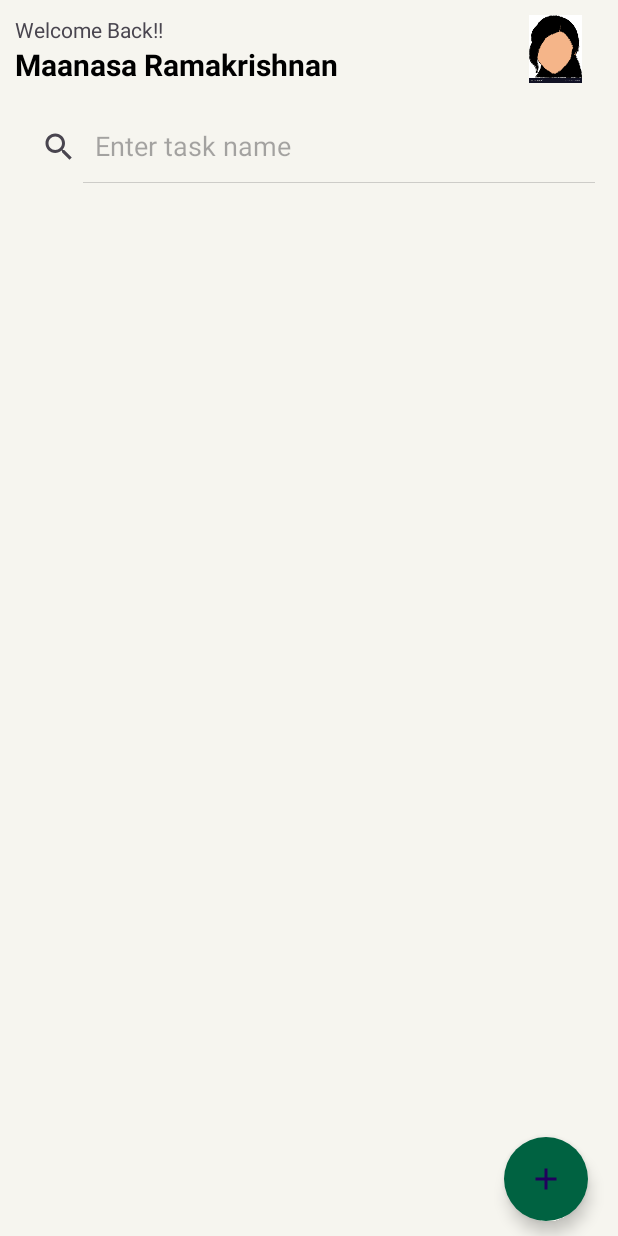
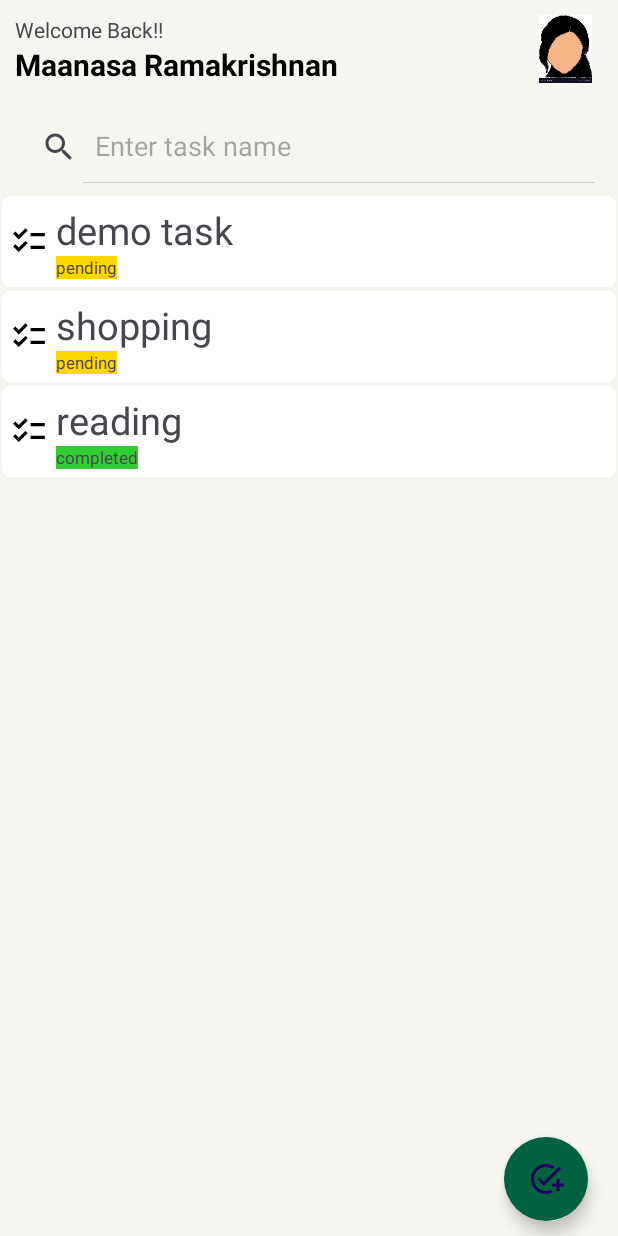
Before and after one commit to maanasa7697/Task_Hub, an Android app: the screen it shows after launch once a user with an empty profile is signed in (HomeActivity), on a phone screen of 412 x 824 dp. Run offline under Robolectric (Android 15) with nearby library versions, the phone set to English and light mode, and no system bars; our stand-ins replace Firebase (no records; nobody signed in at launch, a user with empty details on screens opened directly).

Commit message:
3rd day half

```diff
--- a/app/build.gradle.kts
+++ b/app/build.gradle.kts
@@ -49,5 +49,5 @@ dependencies {
 
     // Also add the dependency for the Google Play services library and specify its version
     implementation("com.google.android.gms:play-services-auth:21.1.1")
-
+    implementation("com.google.android.material:material:1.13.0-alpha02")
 }
--- a/app/src/main/java/com/example/task_manager/HomeActivity.java
+++ b/app/src/main/java/com/example/task_manager/HomeActivity.java
@@ -1,24 +1,41 @@
 package com.example.task_manager;
 
+import android.content.Intent;
 import android.os.Bundle;
+import android.view.View;
 
-import androidx.activity.EdgeToEdge;
 import androidx.appcompat.app.AppCompatActivity;
-import androidx.core.graphics.Insets;
-import androidx.core.view.ViewCompat;
-import androidx.core.view.WindowInsetsCompat;
+import androidx.recyclerview.widget.LinearLayoutManager;
+import androidx.recyclerview.widget.RecyclerView;
+
+import com.example.task_manager.model.TaskModel;
+
+import java.util.ArrayList;
 
 public class HomeActivity extends AppCompatActivity {
+
+    private RecyclerView taskRv;
+    private ArrayList<TaskModel> dataList = new ArrayList<>();
+    private TaskListAdapter taskListAdapter;
 
     @Override
     protected void onCreate(Bundle savedInstanceState) {
         super.onCreate(savedInstanceState);
-        EdgeToEdge.enable(this);
         setContentView(R.layout.activity_home);
-        ViewCompat.setOnApplyWindowInsetsListener(findViewById(R.id.main), (v, insets) -> {
-            Insets systemBars = insets.getInsets(WindowInsetsCompat.Type.systemBars());
-            v.setPadding(systemBars.left, systemBars.top, systemBars.right, systemBars.bottom);
-            return insets;
+
+        taskRv = findViewById(R.id.taskListRv);
+        dataList.add(new TaskModel("testId", "demo task", "pending"));
+        dataList.add(new TaskModel("Id", "shopping", "pending"));
+        dataList.add(new TaskModel("Id2", "reading", "completed"));
+
+        taskListAdapter = new TaskListAdapter(dataList);
+        RecyclerView.LayoutManager layoutManager = new LinearLayoutManager(this, LinearLayoutManager.VERTICAL, false);
+        taskRv.setLayoutManager(layoutManager);
+        taskRv.setAdapter(taskListAdapter);
+
+        findViewById(R.id.addTaskFAB).setOnClickListener(view -> {
+            Intent intent = new Intent(HomeActivity.this, AddTaskActivity.class);
+            startActivity(intent);
         });
     }
 }
--- /dev/null
+++ b/app/src/main/java/com/example/task_manager/TaskListAdapter.java
@@ -0,0 +1,78 @@
+package com.example.task_manager;
+
+
+import androidx.recyclerview.widget.RecyclerView;
+
+import android.graphics.Color;
+import android.view.LayoutInflater;
+import android.view.View;
+import android.view.ViewGroup;
+import android.widget.TextView;
+
+import com.example.task_manager.model.TaskModel;
+
+import java.util.ArrayList;
+
+public class TaskListAdapter extends RecyclerView.Adapter<TaskListAdapter.ViewHolder> {
+
+    private ArrayList<TaskModel> taskDataset;
+
+    /**
+     * Provide a reference to the type of views that you are using
+     * (custom ViewHolder)
+     */
+    public static class ViewHolder extends RecyclerView.ViewHolder {
+
+        private final TextView taskNameTv,taskStatusTv;
+
+        public ViewHolder(View view) {
+            super(view);
+            // Define click listener for the ViewHolder's View
+
+            taskNameTv = (TextView) view.findViewById(R.id.taskNameTv);
+            taskStatusTv = (TextView) view.findViewById(R.id.taskStatusTv);
+        }
+
+    }
+
+
+    public TaskListAdapter(ArrayList<TaskModel> taskDataset) {
+        this.taskDataset = taskDataset;
+    }
+
+    // Create new views (invoked by the layout manager)
+    @Override
+    public ViewHolder onCreateViewHolder(ViewGroup viewGroup, int viewType) {
+        // Create a new view, which defines the UI of the list item
+        View view = LayoutInflater.from(viewGroup.getContext())
+                .inflate(R.layout.item_task, viewGroup, false);
+
+        return new ViewHolder(view);
+    }
+
+    // Replace the contents of a view (invoked by the layout manager)
+    @Override
+    public void onBindViewHolder(ViewHolder viewHolder, final int position) {
+
+        // Get element from your dataset at this position and replace the
+        // contents of the view with that element
+        viewHolder.taskNameTv.setText(taskDataset.get(position).getTaskName());
+        viewHolder.taskStatusTv.setText(taskDataset.get(position).getTaskStatus());
+        String status=taskDataset.get(position).getTaskStatus();
+        if(status.toLowerCase().equals("pending")){
+            viewHolder.taskStatusTv.setBackgroundColor(Color.parseColor("#FFD700"));
+        }else if(status.toLowerCase().equals("completed")){
+            viewHolder.taskStatusTv.setBackgroundColor(Color.parseColor("#32CD32"));
+        }
+        else{
+            viewHolder.taskStatusTv.setBackgroundColor(Color.parseColor("#FF6347"));
+        }
+
+    }
+
+    // Return the size of your dataset (invoked by the layout manager)
+    @Override
+    public int getItemCount() {
+        return taskDataset.size();
+    }
+}
--- /dev/null
+++ b/app/src/main/java/com/example/task_manager/model/TaskModel.java
@@ -0,0 +1,35 @@
+package com.example.task_manager.model;
+
+public class TaskModel {
+    String taskId,taskName,taskStatus;
+
+    public TaskModel(String taskId, String taskName, String taskStatus) {
+        this.taskId = taskId;
+        this.taskName = taskName;
+        this.taskStatus = taskStatus;
+    }
+
+    public String getTaskId() {
+        return taskId;
+    }
+
+    public void setTaskId(String taskId) {
+        this.taskId = taskId;
+    }
+
+    public String getTaskName() {
+        return taskName;
+    }
+
+    public void setTaskName(String taskName) {
+        this.taskName = taskName;
+    }
+
+    public String getTaskStatus() {
+        return taskStatus;
+    }
+
+    public void setTaskStatus(String taskStatus) {
+        this.taskStatus = taskStatus;
+    }
+}
--- /dev/null
+++ b/app/src/main/res/drawable/baseline_add_task_24.xml
@@ -0,0 +1,5 @@
+<vector xmlns:android="http://schemas.android.com/apk/res/android" android:height="24dp" android:tint="#000000" android:viewportHeight="24" android:viewportWidth="24" android:width="24dp">
+
+    <path android:fillColor="@android:color/white" android:pathData="M22,5.18L10.59,16.6l-4.24,-4.24l1.41,-1.41l2.83,2.83l10,-10L22,5.18zM12,20c-4.41,0 -8,-3.59 -8,-8s3.59,-8 8,-8c1.57,0 3.04,0.46 4.28,1.25l1.45,-1.45C16.1,2.67 14.13,2 12,2C6.48,2 2,6.48 2,12s4.48,10 10,10c1.73,0 3.36,-0.44 4.78,-1.22l-1.5,-1.5C14.28,19.74 13.17,20 12,20zM19,15h-3v2h3v3h2v-3h3v-2h-3v-3h-2V15z"/>
+
+</vector>
--- a/app/src/main/res/layout/activity_home.xml
+++ b/app/src/main/res/layout/activity_home.xml
@@ -8,82 +8,67 @@
     android:layout_height="match_parent"
     android:background="@color/bg"
     tools:context=".HomeActivity">
+
     <LinearLayout
         android:layout_width="match_parent"
-            android:layout_height="match_parent"
-            android:orientation="vertical"
-            >
+        android:layout_height="wrap_content"
+        android:orientation="vertical">
+
         <LinearLayout
             android:layout_width="match_parent"
             android:layout_height="wrap_content"
             android:orientation="horizontal"
-                android:padding="10dp"
-                >
+            android:padding="10dp">
+
             <LinearLayout
-                    android:layout_width="wrap_content"
+                android:layout_width="0dp"
                 android:layout_height="wrap_content"
                 android:orientation="vertical"
-                    android:layout_weight="9"
-                    >
+                android:layout_weight="1">
+
                 <TextView
                     android:layout_height="wrap_content"
                     android:layout_width="wrap_content"
-                        android:text="Welcome Back!!"
-                        />
+                    android:text="Welcome Back!!" />
+
                 <TextView
                     android:layout_height="wrap_content"
                     android:layout_width="wrap_content"
                     android:text="Maanasa Ramakrishnan"
                     android:textStyle="bold"
                     android:textColor="@color/black"
-                        android:textSize="20dp"
-                        />
+                    android:textSize="20sp" />
             </LinearLayout>
 
-                <LinearLayout
-                    android:layout_width="wrap_content"
-                    android:layout_height="wrap_content"
-                    android:orientation="vertical"
-                    android:layout_weight="0.5"
-                    android:layout_gravity="right"
-
-                    >
             <ImageView
                 android:layout_width="50dp"
                 android:layout_height="45dp"
                 android:src="@drawable/dummy"
-                        />
+                android:layout_gravity="end" />
         </LinearLayout>
-
-
-            </LinearLayout>
-
 
         <SearchView
             android:layout_width="match_parent"
             android:layout_height="wrap_content"
             android:queryHint="Enter task name"
             android:iconifiedByDefault="false"
-                android:layout_margin="7dp"
-                />
+            android:layout_margin="7dp" />
 
-
-
+        <androidx.recyclerview.widget.RecyclerView
+            android:layout_width="match_parent"
+            android:layout_height="wrap_content"
+            android:id="@+id/taskListRv" />
     </LinearLayout>
-
-
-
 
     <com.google.android.material.floatingactionbutton.FloatingActionButton
         android:layout_width="wrap_content"
         android:layout_height="wrap_content"
+        android:src="@drawable/baseline_add_task_24"
+        android:layout_alignParentBottom="true"
+        android:layout_alignParentEnd="true"
+        android:layout_marginBottom="10dp"
+        android:layout_marginEnd="20dp"
         app:shapeAppearance="@style/Widget.Material3.CircularProgressIndicator.Medium"
-        android:src="@drawable/baseline_add_24"
-        android:layout_alignParentBottom="true"
-        android:layout_alignParentRight="true"
-        android:layout_marginBottom="10dp"
-        android:layout_marginRight="20dp"
         app:backgroundTint="@color/theme"
-        />
-
+        android:id="@+id/addTaskFAB" />
 </RelativeLayout>
--- a/app/src/main/res/values/colors.xml
+++ b/app/src/main/res/values/colors.xml
@@ -4,4 +4,7 @@
     <color name="white">#FFFFFFFF</color>
     <color name="bg">#F6F5EF</color>
     <color name="theme">#006241</color>
+    <color name="pending">#FFD700</color>
+    <color name="completed">#32CD32</color>
+    <color name="not_started">#FF6347</color>
 </resources>
```
Also changed, not shown: app/src/main/AndroidManifest.xml (+6 -3 lines), app/src/main/java/com/example/task_manager/AddTaskActivity.java (added, +35 -0 lines), app/src/main/res/layout/activity_add_task.xml (added, +24 -0 lines). Lines whose indentation alone changed are shown as unchanged.
